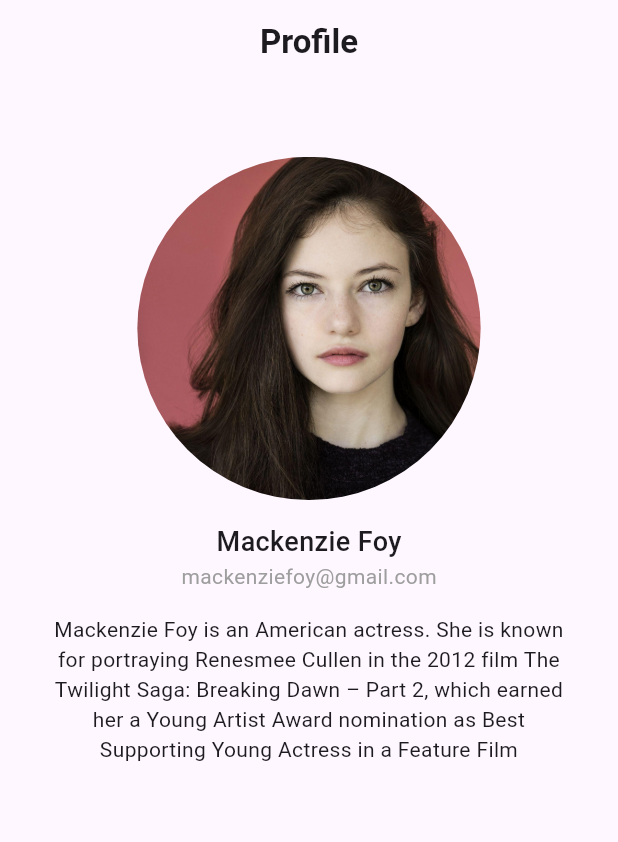
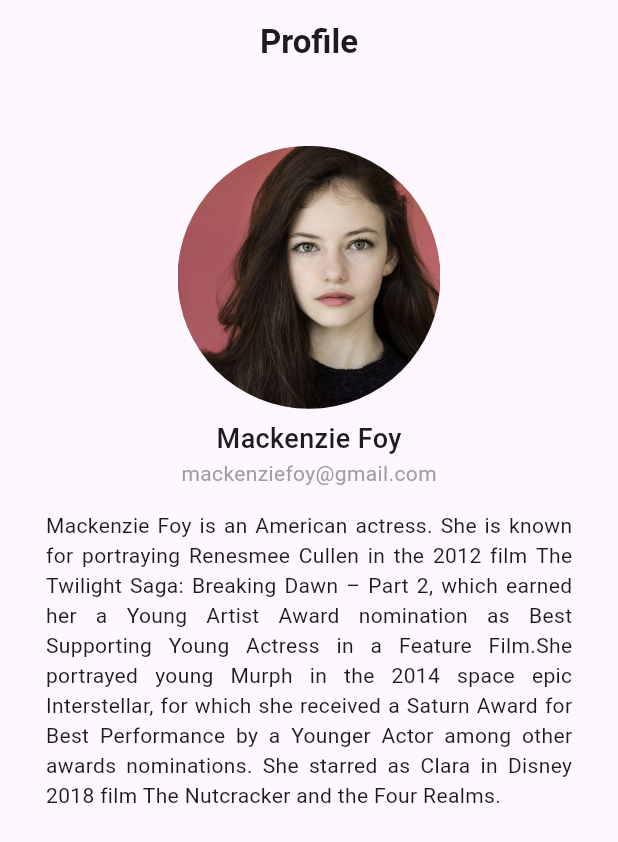
Before and after one commit to m-mhe/Flutter_assignment, a Flutter app: the screen it shows after launch, on a phone screen of 412 x 824 dp. Shown: the top 842 px of the screen. Run offline on Flutter 3.47's test engine with Material 3 defaults, Android fonts, the phone set to English and light mode, and no system bars.

Commit message:
Added- comments

```diff
--- a/live_test_two/lib/main.dart
+++ b/live_test_two/lib/main.dart
@@ -1,9 +1,16 @@
+//Import section
 import 'package:flutter/material.dart';
 
+//This Dart code defines a Flutter application that displays a profile page for a user named Mackenzie Foy.
+
+//The main function is the entry point of the Flutter application.
+// It calls the runApp function to start the application with the MyApp widget as the root widget.
 void main(){
   runApp(const MyApp());
 }
 
+//The MyApp widget is a stateless widget that represents the root of the application.
+// It sets up the application's title, theme, and home page
 class MyApp extends StatelessWidget {
   const MyApp({super.key});
 
@@ -11,37 +18,45 @@ class MyApp extends StatelessWidget {
   Widget build(BuildContext context) {
     return MaterialApp(
       debugShowCheckedModeBanner: false,
+      //The theme property defines the application's theme.
+      // It sets the centerTitle property of the AppBarTheme to true, which centers the app bar title.
       theme: ThemeData(
-        appBarTheme: AppBarTheme(
+        appBarTheme: const AppBarTheme(
           centerTitle: true,
         )
       ),
       title: 'Profile',
-      home: ProfilePage(),
+      home: const ProfilePage(),
     );
   }
 }
 
+//The ProfilePage widget is a stateless widget that represents the profile page.
+// It builds the user interface for the profile page, including the app bar, profile picture, user information, and a biography.
 class ProfilePage extends StatelessWidget {
   const ProfilePage({super.key});
 
   @override
   Widget build(BuildContext context) {
+    //The Scaffold widget provides a basic layout for the profile page.
+    // It includes an AppBar with the title "Profile".
     return Scaffold(
       appBar: AppBar(
         title: const Text('Profile', style: TextStyle(fontWeight: FontWeight.w600),),
       ),
-      body: Center(
+      body: SingleChildScrollView(
+        child: Center(
           child: Column(
-          crossAxisAlignment: CrossAxisAlignment.center,
             children: [
-            Padding(padding: EdgeInsets.only(top: MediaQuery.sizeOf(context).height/17),
+              Padding(padding: EdgeInsets.only(top: MediaQuery.sizeOf(context).height/20),
+              //This code creates a circular container that displays the user's profile picture.
+                // It uses the MediaQuery class to dynamically adjust the size of the container based on the screen size.
               child: Container(
-              height: MediaQuery.sizeOf(context).width/1.8,
-              width: MediaQuery.sizeOf(context).width/1.8,
-              decoration: BoxDecoration(
-                borderRadius: BorderRadius.circular(360),
-                image: const DecorationImage(
+                height: MediaQuery.sizeOf(context).height/4.7,
+                width: MediaQuery.sizeOf(context).height/4.7,
+                decoration: const BoxDecoration(
+                  shape: BoxShape.circle,
+                  image: DecorationImage(
                     image: AssetImage(
                       'img/picTwo.jpg'
                     ),
@@ -50,20 +65,25 @@ class ProfilePage extends StatelessWidget {
                 ),
               ),
               ),
-            const Padding(padding: EdgeInsets.only(top: 15),
+              //These lines display the user's name and email address below the profile picture.
+              const Padding(padding: EdgeInsets.only(top: 7),
                 child: Text('Mackenzie Foy', style: TextStyle(fontWeight: FontWeight.w500, fontSize: 18),),
               ),
               const Padding(padding: EdgeInsets.only(),
                 child: Text('mackenziefoy@gmail.com', style: TextStyle(color: Colors.grey),),
               ),
-            const Padding(padding: EdgeInsets.only(top: 15,left: 27, right: 27),
-              child: Text('Mackenzie Foy is an American actress. She is known for portraying Renesmee Cullen in the 2012 film The Twilight Saga: Breaking Dawn – Part 2, which earned her a Young Artist Award nomination as Best Supporting Young Actress in a Feature Film',
-              textAlign: TextAlign.center,
+              //This text widget displays a brief biography of the user.
+              // It uses the textAlign property to center the text.
+              Padding(padding: EdgeInsets.only(top: 15,left: MediaQuery.sizeOf(context).height/27, right: MediaQuery.sizeOf(context).height/27),
+                child: const Text('Mackenzie Foy is an American actress. She is known for portraying Renesmee Cullen in the 2012 film The Twilight Saga: Breaking Dawn – Part 2, which earned her a Young Artist Award nomination as Best Supporting Young Actress in a Feature Film.She portrayed young Murph in the 2014 space epic Interstellar, for which she received a Saturn Award for Best Performance by a Younger Actor among other awards nominations. She starred as Clara in Disney 2018 film The Nutcracker and the Four Realms.',
+                textAlign: TextAlign.justify,
                 style: TextStyle(fontWeight: FontWeight.w400),),
               )
             ],
           ),
         ),
+      ),
     );
   }
 }
+//Overall, this code creates a simple yet informative profile page for a user named Mackenzie Foy. It demonstrates the use of various Flutter widgets and properties to build a visually appealing and responsive user interface.
```
Lines whose indentation alone changed are shown as unchanged.
